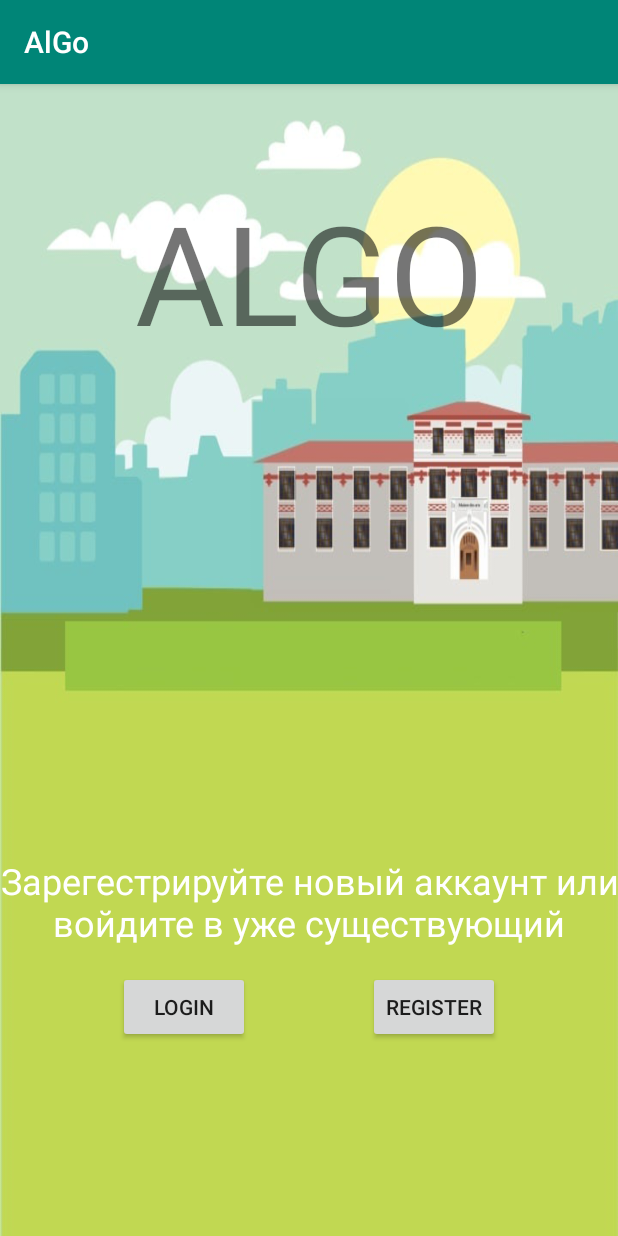
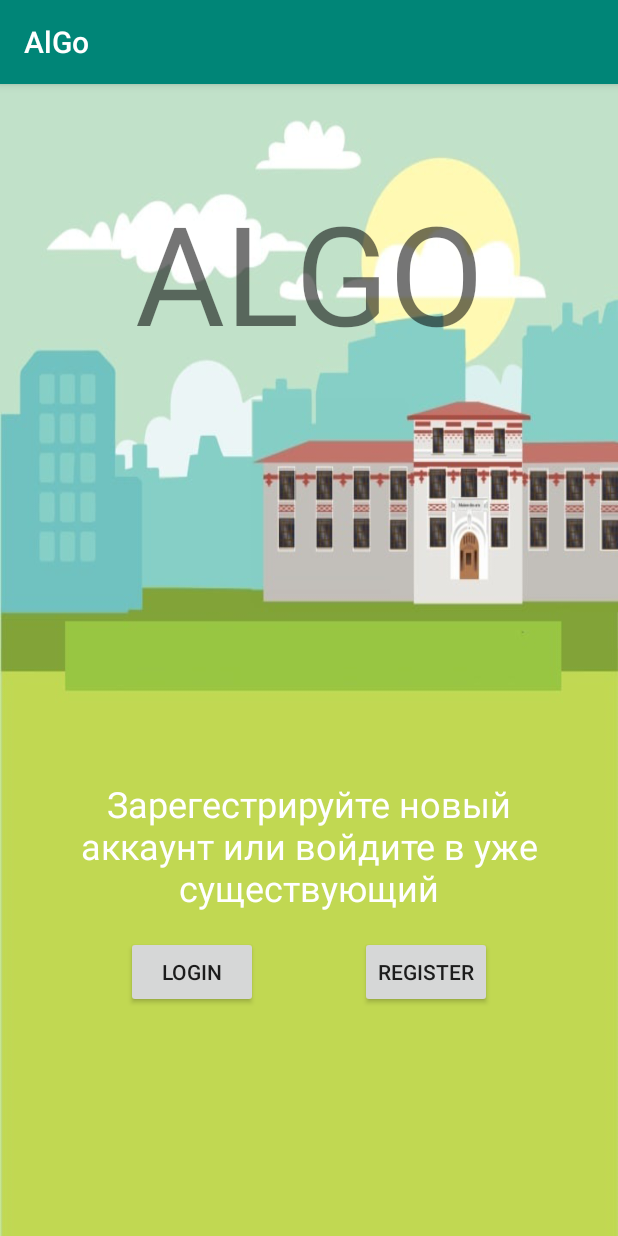
Before and after one commit to Borlehandro/ALGO-public, an Android app: the PreLoginFragment screen opened through its navigation route, on a phone screen of 412 x 824 dp. Run offline under Robolectric (Android 15) with nearby library versions, the phone set to English and light mode, and no system bars; 1 statement that could not run was skipped.

Commit message:
Add animation. Fix it in future.

```diff
--- a/app/src/main/AndroidManifest.xml
+++ b/app/src/main/AndroidManifest.xml
@@ -28,9 +28,7 @@
         <activity android:name=".activities.TestActivity" />
         <activity android:name=".activities.TaskActivity" />
         <activity android:name=".activities.PointActivity" />
-        <activity android:name=".activities.LanguageActivity" />
         <activity android:name=".activities.MainActivity" />
-        <activity android:name=".activities.LoginActivity" />
 
     </application>
 
--- /dev/null
+++ b/app/src/main/res/anim/fade_out.xml
@@ -0,0 +1,6 @@
+<set xmlns:android="http://schemas.android.com/apk/res/android">
+    <alpha
+            android:duration="@android:integer/config_mediumAnimTime"
+            android:fromAlpha="1.0"
+            android:toAlpha="0.0"/>
+</set>
--- /dev/null
+++ b/app/src/main/res/anim/slide_in_left.xml
@@ -0,0 +1,7 @@
+<?xml version="1.0" encoding="utf-8"?>
+<set xmlns:android="http://schemas.android.com/apk/res/android">
+
+    <translate android:fromXDelta="-100%" android:toXDelta="0%"
+               android:fromYDelta="0%" android:toYDelta="0%"
+               android:duration="400"/>
+</set>
--- /dev/null
+++ b/app/src/main/res/anim/slide_in_right.xml
@@ -0,0 +1,7 @@
+<?xml version="1.0" encoding="utf-8"?>
+<set xmlns:android="http://schemas.android.com/apk/res/android">
+
+    <translate android:fromXDelta="100%" android:toXDelta="0%"
+               android:fromYDelta="0%" android:toYDelta="0%"
+               android:duration="400"/>
+</set>
--- /dev/null
+++ b/app/src/main/res/anim/slide_out_left.xml
@@ -0,0 +1,7 @@
+<?xml version="1.0" encoding="utf-8"?>
+<set xmlns:android="http://schemas.android.com/apk/res/android">
+
+    <translate android:fromXDelta="0%" android:toXDelta="-100%"
+               android:fromYDelta="0%" android:toYDelta="0%"
+               android:duration="400"/>
+</set>
--- /dev/null
+++ b/app/src/main/res/anim/slide_out_right.xml
@@ -0,0 +1,7 @@
+<?xml version="1.0" encoding="utf-8"?>
+<set xmlns:android="http://schemas.android.com/apk/res/android">
+
+    <translate android:fromXDelta="0%" android:toXDelta="100%"
+               android:fromYDelta="0%" android:toYDelta="0%"
+               android:duration="400"/>
+</set>
--- a/app/src/main/res/layout/fragment_pre_login.xml
+++ b/app/src/main/res/layout/fragment_pre_login.xml
@@ -3,9 +3,12 @@
     xmlns:app="http://schemas.android.com/apk/res-auto"
     xmlns:tools="http://schemas.android.com/tools"
     android:layout_width="match_parent"
-    android:layout_height="match_parent"
-    tools:context=".fragments.pre_login.PreLoginFragment">
-
+    android:layout_height="wrap_content"
+    tools:context=".fragments.pre_login.PreLoginFragment"
+    android:layout_marginStart="16dp"
+    android:layout_marginTop="48dp"
+    android:layout_marginEnd="16dp"
+    android:layout_marginBottom="48dp">
 
     <TextView
         android:id="@+id/preLoginText"
--- a/app/src/main/res/navigation/login_navigation.xml
+++ b/app/src/main/res/navigation/login_navigation.xml
@@ -13,11 +13,19 @@
 
         <action
             android:id="@+id/toRegistration"
-            app:destination="@id/registrationFragment" />
+            app:destination="@id/registrationFragment"
+            app:enterAnim="@anim/slide_in_right"
+            app:exitAnim="@anim/slide_out_left"
+            app:popEnterAnim="@anim/slide_in_left"
+            app:popExitAnim="@anim/slide_out_right"/>
 
         <action
             android:id="@+id/toLogin"
-            app:destination="@id/loginFragment" />
+            app:destination="@id/loginFragment"
+            app:enterAnim="@anim/slide_in_right"
+            app:exitAnim="@anim/slide_out_left"
+            app:popEnterAnim="@anim/slide_in_left"
+            app:popExitAnim="@anim/slide_out_right"/>
 
     </fragment>
 
@@ -51,7 +59,11 @@
 
         <action
             android:id="@+id/toPreLogin"
-            app:destination="@id/preLoginFragment" />
+            app:destination="@id/preLoginFragment"
+            app:enterAnim="@anim/slide_in_right"
+            app:exitAnim="@anim/slide_out_left"
+            app:popEnterAnim="@anim/slide_in_left"
+            app:popExitAnim="@anim/slide_out_right"/>
 
     </fragment>
 </navigation>
```
Also changed, not shown: app/src/main/java/com/alex_borzikov/newhorizonstourism/activities/LanguageActivity.java (deleted, +0 -47 lines), app/src/main/java/com/alex_borzikov/newhorizonstourism/activities/LoginActivity.java (deleted, +0 -215 lines), app/src/main/res/anim/fade_in.xml (added, +7 -0 lines), app/src/main/res/layout/activity_language.xml (deleted, +0 -50 lines), app/src/main/res/layout/activity_login.xml (deleted, +0 -177 lines).
